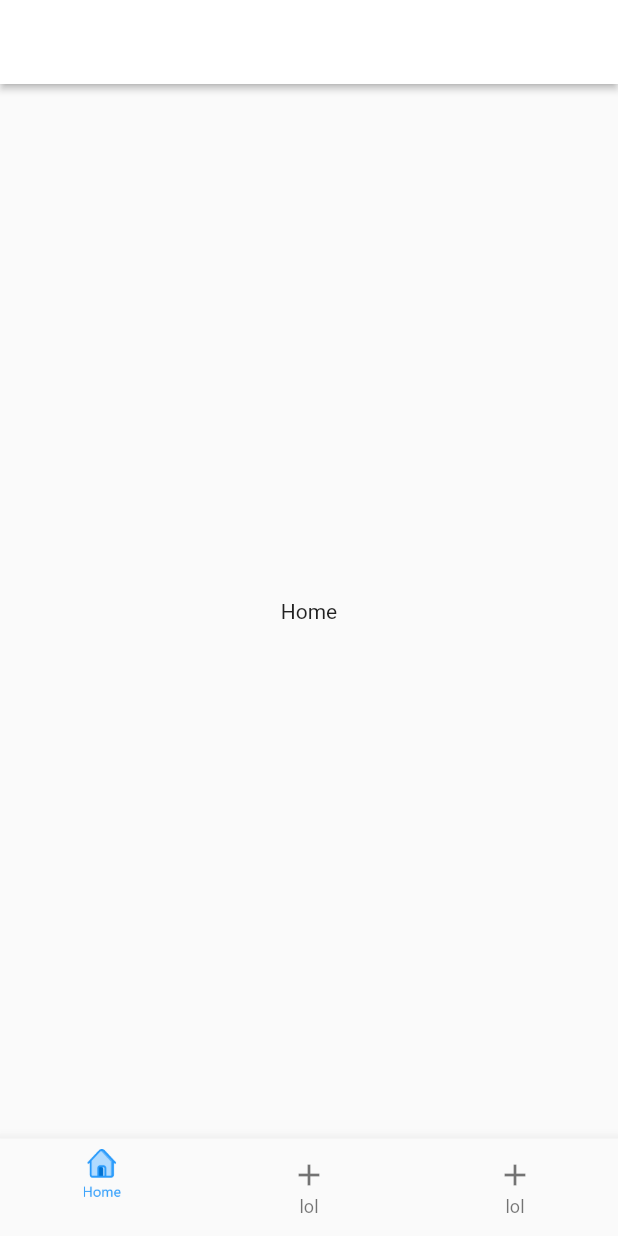
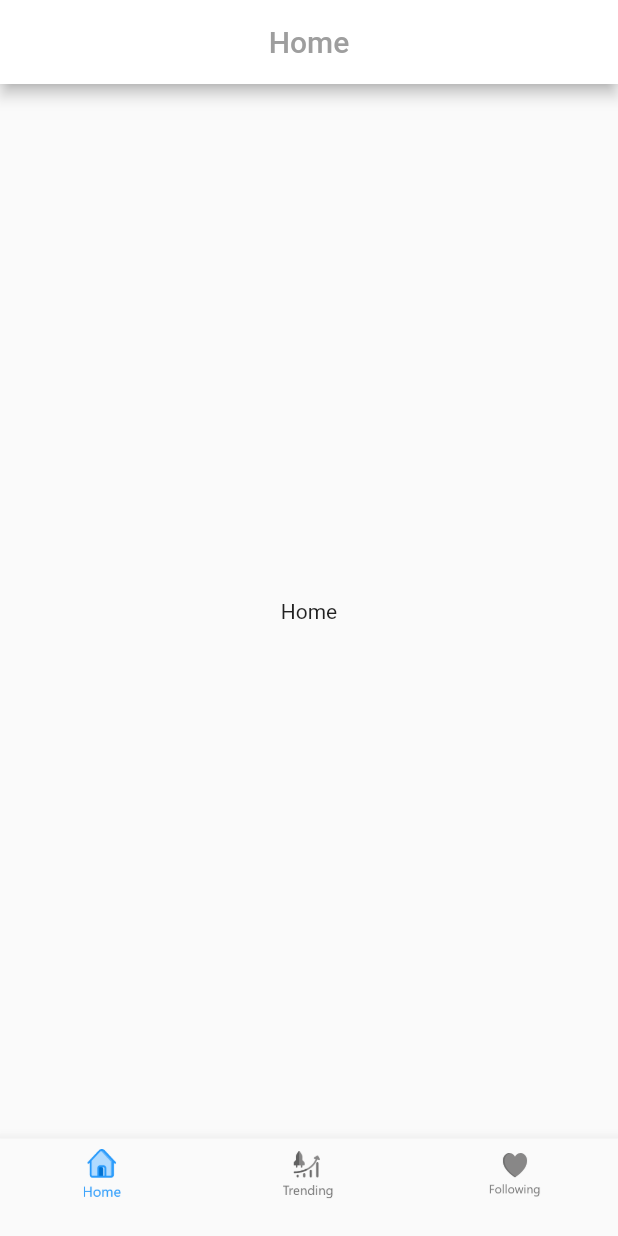
Before and after one commit to xybercommander/youtube_clone, a Flutter app: the screen it shows after launch, on a phone screen of 412 x 824 dp. Run offline on Flutter 3.47's test engine with Material 2 defaults, Android fonts, the phone set to English and light mode, and no system bars.

```diff
--- a/lib/main.dart
+++ b/lib/main.dart
@@ -12,6 +12,7 @@ class MyApp extends StatelessWidget {
   @override
   Widget build(BuildContext context) {
     return MaterialApp(
+      debugShowCheckedModeBanner: false,
       title: 'Flutter Demo',
       home: MainPage(),
     );
@@ -26,14 +27,19 @@ class MainPage extends StatefulWidget {
 class _MainPageState extends State<MainPage> {
 
   PageController pageController = new PageController();
+  List<String> appBarText = ["Home", "Trending", "Following"];
   int _selectedindex = 0;
 
   @override
   Widget build(BuildContext context) {
     return Scaffold(
       appBar: AppBar(
+        title: Text(appBarText[_selectedindex], style: TextStyle(color: Colors.grey),),
+        centerTitle: true,
         backgroundColor: Colors.white,
-        elevation: 2,
+        actionsIconTheme: IconThemeData(
+          color: Colors.redAccent
+        ),
       ),
 
       body: PageView(
@@ -61,18 +67,21 @@ class _MainPageState extends State<MainPage> {
             title: Container(width: 2,height: 2)
           ),
           BottomNavigationBarItem(
-            icon: Icon(Icons.add),
-            title: Text("lol")
+            icon: _selectedindex == 1 ?
+              Image.asset("assets/Group160.png", height: 35, width: 35,) :
+              Image.asset("assets/Group157.png", height: 35, width: 35,),
+            title: Container(width: 2,height: 2)
           ),
           BottomNavigationBarItem(
-            icon: Icon(Icons.add),
-            title: Text("lol")
+            icon: _selectedindex == 2 ?
+              Image.asset("assets/Group164.png", height: 35, width: 35,) :
+              Image.asset("assets/Group158.png", height: 35, width: 35,),
+            title: Container(width: 2,height: 2)
           ),
         ],
         onTap: (value) {
           setState(() {
-            // _selectedindex = value;
-            print(value);
+            _selectedindex = value;
           });
         },
         currentIndex: _selectedindex,
--- /dev/null
+++ b/lib/services/widgets.dart
@@ -0,0 +1 @@
+import 'package:flutter/material.dart';
```
Also changed, not shown: assets/Profile-1.png (renamed from assets/LightMode/Profile-1.png).
